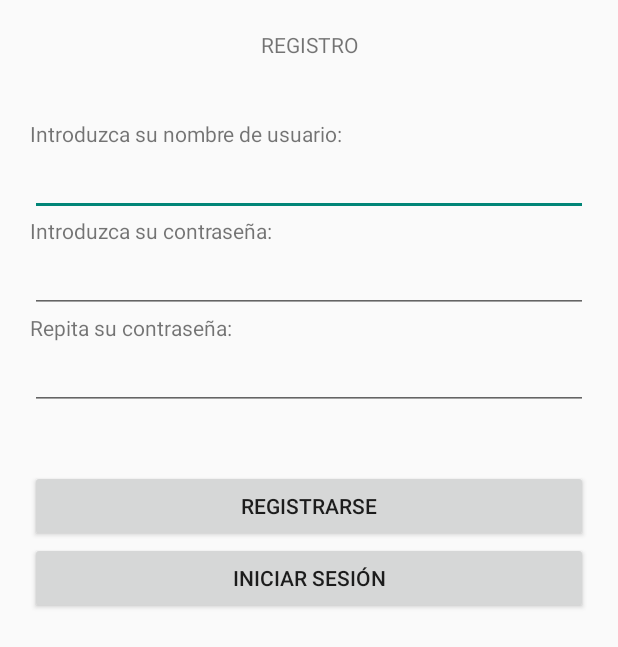
After one commit to jonmigurki/DAS_QuienEsQuien_JonAlba, an Android app: the Registro screen opened directly, with no data from a screen before it, on a phone screen of 412 x 824 dp. The commit adds this screen. Shown: the top 647 px of the screen. Run offline under Robolectric (Android 15) with nearby library versions, the phone set to English and light mode, and no system bars; our stand-ins replace Volley.

Commit message:
Formulario Registro + Base del Menú Principal.

```diff
--- a/app/build.gradle
+++ b/app/build.gradle
@@ -41,4 +41,6 @@ dependencies {
     testImplementation 'junit:junit:4.+'
     androidTestImplementation 'androidx.test.ext:junit:1.1.2'
     androidTestImplementation 'androidx.test.espresso:espresso-core:3.3.0'
+
+    implementation "com.android.volley:volley:1.1.0"
 }
--- a/app/src/main/AndroidManifest.xml
+++ b/app/src/main/AndroidManifest.xml
@@ -3,7 +3,6 @@
     package="com.example.das_quienesquien_jonalba">
 
     <uses-permission android:name="android.permission.INTERNET" />
-
 
     <application
         android:allowBackup="true"
@@ -13,7 +12,10 @@
         android:supportsRtl="true"
         android:theme="@style/Theme.AppCompat.Light.NoActionBar"
         android:usesCleartextTraffic="true">
-        <activity android:name=".Juego"></activity>
+
+        <activity android:name=".MenuPrincipal" />
+        <activity android:name=".Registro" />
+        <activity android:name=".Juego" />
         <activity android:name=".Login" />
         <activity android:name=".MainActivity">
             <intent-filter>
--- /dev/null
+++ b/app/src/main/java/com/example/das_quienesquien_jonalba/Registro.java
@@ -0,0 +1,137 @@
+package com.example.das_quienesquien_jonalba;
+
+import androidx.annotation.NonNull;
+import androidx.appcompat.app.AppCompatActivity;
+
+import android.app.NotificationChannel;
+import android.app.NotificationManager;
+import android.content.Intent;
+import android.os.Build;
+import android.os.Bundle;
+import android.util.Log;
+import android.view.View;
+import android.widget.Button;
+import android.widget.EditText;
+import android.widget.Toast;
+
+import com.android.volley.AuthFailureError;
+import com.android.volley.Request;
+import com.android.volley.RequestQueue;
+import com.android.volley.VolleyError;
+import com.android.volley.Response;
+import com.android.volley.toolbox.StringRequest;
+import com.android.volley.toolbox.Volley;
+import com.google.android.gms.tasks.OnCompleteListener;
+import com.google.android.gms.tasks.OnSuccessListener;
+import com.google.android.gms.tasks.Task;
+
+import java.util.HashMap;
+import java.util.Map;
+
+public class Registro extends AppCompatActivity {
+
+    // Instanciamos los objetos para los campos y botones
+    EditText editTextNombreUsuario, editTextContrasena, editTextContrasena2;
+    Button buttonRegistrarse, buttonIniciarSesion;
+
+    // Variable con el ID del canal de notificaciones
+    private static final String CHANNEL_ID = "101";
+
+    // URL del .php para el registro en el servidor
+    private String URL = "http://ec2-54-167-31-169.compute-1.amazonaws.com/aarsuaga010/WEB/registro.php";
+
+    private String nombreUsu, contra, contra2;
+
+    @Override
+    protected void onCreate(Bundle savedInstanceState) {
+        super.onCreate(savedInstanceState);
+        setContentView(R.layout.activity_registro);
+
+        // Asignamos los id a las variables
+        editTextNombreUsuario= (EditText)findViewById(R.id.editTextNombreUsuario);
+        editTextContrasena= (EditText)findViewById(R.id.editTextContrasena);
+        editTextContrasena2= (EditText)findViewById(R.id.editTextContrasena2);
+
+        buttonRegistrarse= (Button)findViewById(R.id.buttonRegistrarse);
+        buttonIniciarSesion= (Button)findViewById(R.id.buttonIniciarSesion);
+
+
+        // Botón de registrarse
+        buttonRegistrarse.setOnClickListener(new View.OnClickListener() {
+            @Override
+            public void onClick(View v) {
+                // Método para guardar el usuario y la contraseña en la BD remota
+                guardarUsuario(v);
+            }
+        });
+
+
+        // Botón de inicio de sesión
+        buttonIniciarSesion.setOnClickListener(new View.OnClickListener() {
+            @Override
+            public void onClick(View v) {
+                // Redirigimos a la clase Login
+                Intent intent = new Intent (v.getContext(), Login.class);
+                startActivityForResult(intent, 0);
+            }
+        });
+    }
+
+
+    /**Basado en el código extraído de youtube.com
+     Pregunta: https://www.youtube.com/watch?v=vXK3hsXpt2I
+     Autor: El Estudio de ANDROFAST
+     Modificado por Alba Arsuaga, se ha mantenido la estructura pero se
+     ha modificado el contenido.
+     **/
+    // Método para guardar el usuario en la BD remota
+    public void guardarUsuario(View view){
+        // Guardamos los editText de la interfaz en variables
+        nombreUsu = editTextNombreUsuario.getText().toString().trim();
+        contra = editTextContrasena.getText().toString().trim();
+        contra2 = editTextContrasena2.getText().toString().trim();
+
+        // Si las contraseñas introducidas por el usuario son diferentes
+        if(!contra.equals(contra2)){
+            // Se le hace saber mediante un mensaje
+            Toast.makeText(Registro.this, "Las contraseñas no coinciden.", Toast.LENGTH_LONG).show();
+
+            // Si todos los campos están completos
+        }else if(!nombreUsu.equals("") && !contra.equals("") && !contra2.equals("")){
+            // Creamos la petición POST
+            StringRequest stringRequest = new StringRequest(Request.Method.POST, URL, new Response.Listener<String>() {
+                @Override
+                public void onResponse(String response) {
+                    // Si recibimos "success" como respuesta, la petición ha funcionado correctamente y nos hemos registrado
+                    if (response.equals("success")) {
+                        // Abrimos la pantalla de login
+                        Intent intent = new Intent (view.getContext(), Login.class);
+                        startActivityForResult(intent, 0);
+                    }else{
+                        // Si no, ha ocurrido un error
+                        Toast.makeText(Registro.this, "Ha ocurrido un error.", Toast.LENGTH_LONG).show();
+                    }
+                }
+            }, new Response.ErrorListener() {
+                @Override
+                public void onErrorResponse(VolleyError error) {
+                    //Toast.makeText(Resgistro.this, error.toString().trim(), Toast.LENGTH_LONG).show();
+                }
+            }) {
+                @Override
+                protected Map<String, String> getParams() throws AuthFailureError {
+                    // Creamos un map con el nombre de usuario y contraseña y lo devolvemos
+                    Map<String, String> data = new HashMap<>();
+                    data.put("nombre", nombreUsu);
+                    data.put("contrasena", contra);
+
+                    return data;
+                }
+            };
+            // Creamos la requestQueue y agregar la solicitud a la cola
+            RequestQueue requestQueue = Volley.newRequestQueue(getApplicationContext());
+            requestQueue.add(stringRequest);
+        }
+    }
+
+}
--- /dev/null
+++ b/app/src/main/res/layout/activity_registro.xml
@@ -0,0 +1,79 @@
+<?xml version="1.0" encoding="utf-8"?>
+<LinearLayout xmlns:android="http://schemas.android.com/apk/res/android"
+    xmlns:app="http://schemas.android.com/apk/res-auto"
+    xmlns:tools="http://schemas.android.com/tools"
+    android:layout_width="match_parent"
+    android:layout_height="match_parent"
+    android:padding="20dp"
+    tools:context=".Registro">
+
+
+    <LinearLayout
+        android:layout_width="match_parent"
+        android:layout_height="match_parent"
+        android:orientation="vertical">
+
+        <TextView
+            android:id="@+id/textViewResgistroLogin"
+            android:layout_width="match_parent"
+            android:layout_height="wrap_content"
+            android:layout_marginBottom="40dp"
+            android:text="REGISTRO"
+            android:textAlignment="center" />
+
+        <TextView
+            android:id="@+id/textViewNombreUsu"
+            android:layout_width="match_parent"
+            android:layout_height="wrap_content"
+            android:text="Introduzca su nombre de usuario:" />
+
+        <EditText
+            android:id="@+id/editTextNombreUsuario"
+            android:layout_width="match_parent"
+            android:layout_height="wrap_content"
+            android:ems="10"
+            android:inputType="textPersonName" />
+
+        <TextView
+            android:id="@+id/textViewContra1"
+            android:layout_width="match_parent"
+            android:layout_height="wrap_content"
+            android:text="Introduzca su contraseña:" />
+
+        <EditText
+            android:id="@+id/editTextContrasena"
+            android:layout_width="match_parent"
+            android:layout_height="wrap_content"
+            android:ems="10"
+            android:inputType="textPassword" />
+
+        <TextView
+            android:id="@+id/textViewContra2"
+            android:layout_width="match_parent"
+            android:layout_height="wrap_content"
+            android:text="Repita su contraseña:" />
+
+        <EditText
+            android:id="@+id/editTextContrasena2"
+            android:layout_width="match_parent"
+            android:layout_height="wrap_content"
+            android:ems="10"
+            android:inputType="textPassword" />
+
+        <Button
+            android:id="@+id/buttonRegistrarse"
+            android:layout_width="match_parent"
+            android:layout_height="wrap_content"
+            android:layout_marginTop="40dp"
+            android:text="REGISTRARSE"
+            app:iconTint="#FFFFFF" />
+
+        <Button
+            android:id="@+id/buttonIniciarSesion"
+            android:layout_width="match_parent"
+            android:layout_height="wrap_content"
+            android:text="INICIAR SESIÓN" />
+
+    </LinearLayout>
+
+</LinearLayout>
```
Also changed, not shown: app/src/main/java/com/example/das_quienesquien_jonalba/AdaptadorListView.java (added, +75 -0 lines), app/src/main/java/com/example/das_quienesquien_jonalba/ItemsMenuView.java (added, +51 -0 lines), app/src/main/java/com/example/das_quienesquien_jonalba/MainActivity.java (+21 -0 lines), app/src/main/java/com/example/das_quienesquien_jonalba/MenuPrincipal.java (added, +72 -0 lines), app/src/main/res/layout/activity_main.xml (+23 -0 lines), app/src/main/res/layout/activity_menu_principal.xml (added, +14 -0 lines), app/src/main/res/layout/menuview.xml (added, +51 -0 lines).
